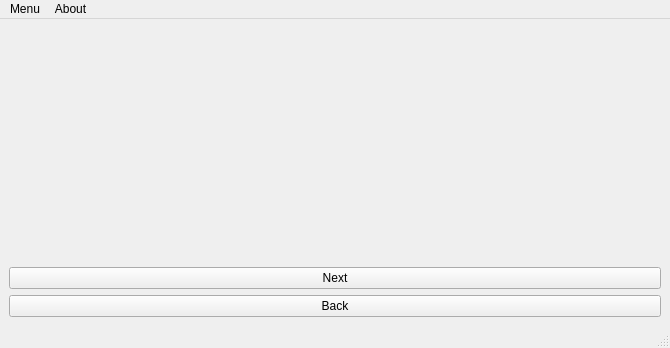
First picture: the form in sfo.ui, repository Abir-Tx/StudyFolderOrganizer-GUI, before the edit.
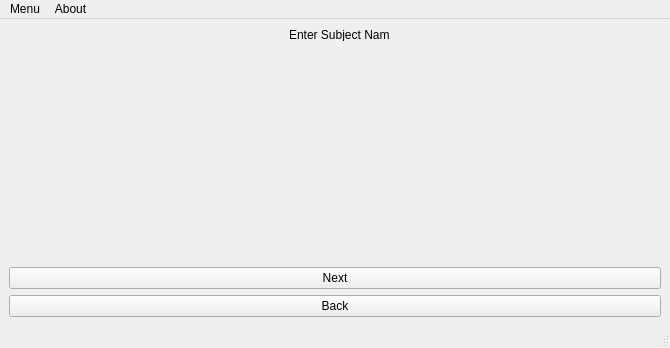
Second picture: the form after the edit. The open tabs and pages were chosen to show the change.

Commit message: Add subNameLabel for 👤feedback

Patch:
```diff
--- a/sfo.ui
+++ b/sfo.ui
@@ -211,7 +211,21 @@
         </item>
        </layout>
       </widget>
-      <widget class="QWidget" name="labfoldername"/>
+      <widget class="QWidget" name="labfoldername">
+       <widget class="QLabel" name="subnamelabel">
+        <property name="geometry">
+         <rect>
+          <x>280</x>
+          <y>0</y>
+          <width>100</width>
+          <height>13</height>
+         </rect>
+        </property>
+        <property name="text">
+         <string>Enter Subject Names</string>
+        </property>
+       </widget>
+      </widget>
       <widget class="QWidget" name="createlabfolder">
        <layout class="QVBoxLayout" name="verticalLayout_7">
         <item>
```
Left out of the diff: 2 changed lines with no effect on the pictures.
